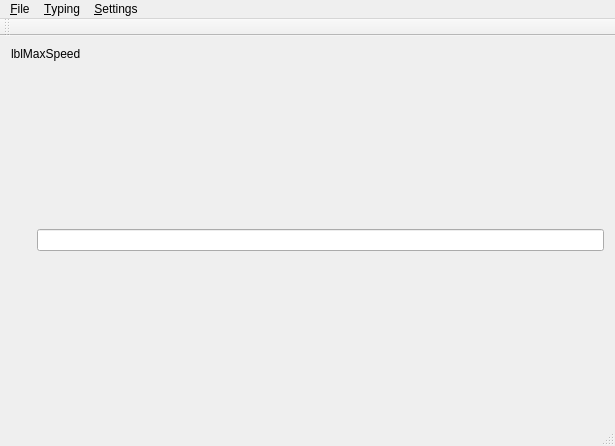
Qt form mainwindow.ui (lzh9102/qtypist) before a commit.
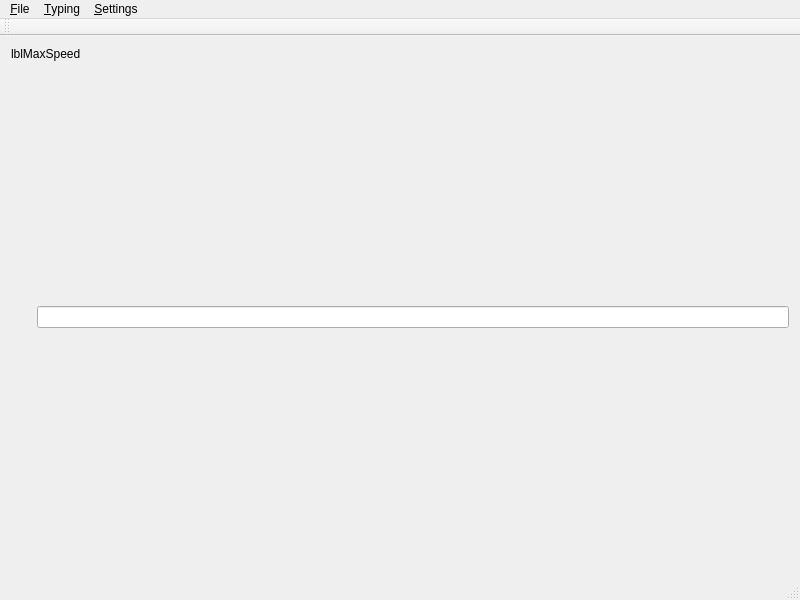
The same form after that commit. Icons and pictures are not drawn.

Commit message: Add toolbar items.

Patch:
```diff
--- a/mainwindow.ui
+++ b/mainwindow.ui
@@ -6,10 +6,16 @@
    <rect>
     <x>0</x>
     <y>0</y>
-    <width>615</width>
-    <height>446</height>
+    <width>800</width>
+    <height>600</height>
    </rect>
   </property>
+  <property name="minimumSize">
+   <size>
+    <width>800</width>
+    <height>600</height>
+   </size>
+  </property>
   <property name="windowTitle">
    <string>Typing Drill</string>
   </property>
@@ -76,7 +82,7 @@
     <rect>
      <x>0</x>
      <y>0</y>
-     <width>615</width>
+     <width>800</width>
      <height>24</height>
     </rect>
    </property>
```
Left out of the diff: 2 changed lines with no effect on the pictures. The commit also changes 2 other files.
